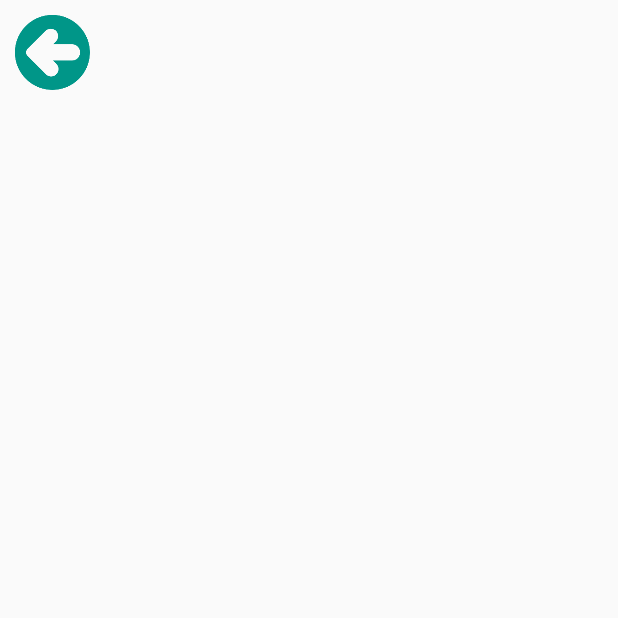
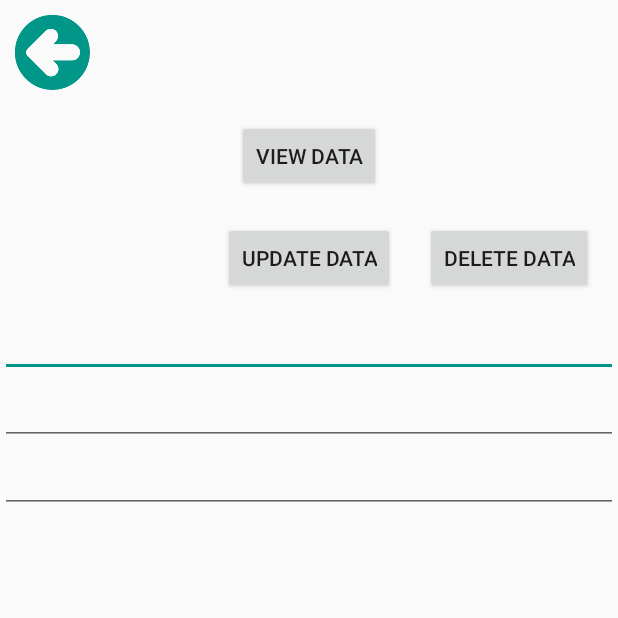
Before and after one commit to MishelK/Workout-Tracker, an Android app: the SettingsActivity screen opened directly, with no data from a screen before it, on a phone screen of 412 x 824 dp, the top half of it. Run offline under Robolectric (Android 15) with nearby library versions, the light colour scheme and no system bars.

Commit message:
Data Modification Functions Added
- Workouts added to the database can now be updated and deleted by using the "ID" unique key

```diff
--- a/app/src/main/java/com/example/workouttracker/SettingsActivity.java
+++ b/app/src/main/java/com/example/workouttracker/SettingsActivity.java
@@ -1,11 +1,15 @@
 package com.example.workouttracker;
 
 import android.content.Intent;
+import android.database.Cursor;
 import android.os.Bundle;
 import android.view.View;
 import android.widget.Button;
+import android.widget.EditText;
+import android.widget.Toast;
 
 import androidx.annotation.Nullable;
+import androidx.appcompat.app.AlertDialog;
 import androidx.appcompat.app.AppCompatActivity;
 
 public class SettingsActivity extends AppCompatActivity {
@@ -25,5 +29,82 @@ public class SettingsActivity extends AppCompatActivity {
             }
         });
 
+        final EditText etId = findViewById(R.id.et_update_id);
+        final EditText etName = findViewById(R.id.et_update_name);
+        final EditText etDesc = findViewById(R.id.et_update_desc);
+
+        //View all data section
+        Button btnViewAll = findViewById(R.id.btn_view_data);
+        btnViewAll.setOnClickListener(new View.OnClickListener() {
+            @Override
+            public void onClick(View v) {
+                Cursor result = DatabaseHelper.getInstance(SettingsActivity.this).getAllWorkoutData();
+
+                if(result.getCount() == 0) {
+                    showMessage("Error", "Nothing found");
+                    return;
+                }
+
+                StringBuffer buffer = new StringBuffer();
+                while (result.moveToNext()) { // will be false when we passed the last result
+
+                    buffer.append("Id : "+ result.getString(0)+ "\n");
+                    buffer.append("Name : "+ result.getString(1)+ "\n");
+                    buffer.append("Description : "+ result.getString(2)+ "\n\n");
+
+                }
+
+                showMessage("Data", buffer.toString());
+            }
+        });
+        //End of view all data section
+
+        //Update data section
+
+        Button btnUpdateData = findViewById(R.id.btn_update_data);
+        btnUpdateData.setOnClickListener(new View.OnClickListener() {
+            @Override
+            public void onClick(View v) {
+
+                boolean isUpdated = DatabaseHelper.getInstance(SettingsActivity.this).updateWorkout(etId.getText().toString(), etName.getText().toString(), etDesc.getText().toString());
+
+                if(isUpdated)
+                    Toast.makeText(SettingsActivity.this, "Update Successful", Toast.LENGTH_SHORT).show();
+                else
+                    Toast.makeText(SettingsActivity.this, "Update Failed", Toast.LENGTH_SHORT).show();
+
+            }
+        });
+
+        //End of update data section
+
+        //Delete data section
+
+        Button btnDeleteData = findViewById(R.id.btn_delete_data);
+        btnDeleteData.setOnClickListener(new View.OnClickListener() {
+            @Override
+            public void onClick(View v) {
+                boolean isDeleted = DatabaseHelper.getInstance(SettingsActivity.this).deleteWorkout(etId.getText().toString());
+
+                if(isDeleted)
+                    Toast.makeText(SettingsActivity.this, "Delete Successful", Toast.LENGTH_SHORT).show();
+                else
+                    Toast.makeText(SettingsActivity.this, "Delete Failed", Toast.LENGTH_SHORT).show();
+            }
+        });
+
+        //End of delete data section
+
     }
+
+    public void showMessage(String title, String message) {
+
+        AlertDialog.Builder builder = new AlertDialog.Builder(this);
+        builder.setCancelable(true);
+        builder.setTitle(title);
+        builder.setMessage(message);
+        builder.show();
+    }
+
+
 }
--- a/app/src/main/res/layout/activity_settings.xml
+++ b/app/src/main/res/layout/activity_settings.xml
@@ -11,4 +11,60 @@
         android:layout_marginVertical="10sp"
         android:id="@+id/btn_return_settings"/>
 
+
+    <Button
+        android:layout_width="wrap_content"
+        android:layout_height="wrap_content"
+        android:layout_marginHorizontal="10sp"
+        android:layout_marginVertical="10sp"
+        android:id="@+id/btn_view_data"
+        android:layout_below="@id/btn_return_settings"
+        android:layout_centerHorizontal="true"
+        android:text="View Data"/>
+
+    <Button
+        android:layout_width="wrap_content"
+        android:layout_height="wrap_content"
+        android:layout_marginHorizontal="10sp"
+        android:layout_marginVertical="10sp"
+        android:id="@+id/btn_update_data"
+        android:layout_below="@id/btn_view_data"
+        android:layout_centerHorizontal="true"
+        android:text="Update Data"/>
+
+    <Button
+        android:layout_width="wrap_content"
+        android:layout_height="wrap_content"
+        android:layout_marginHorizontal="10sp"
+        android:layout_marginVertical="10sp"
+        android:id="@+id/btn_delete_data"
+        android:layout_toRightOf="@id/btn_update_data"
+        android:layout_below="@id/btn_view_data"
+        android:layout_centerHorizontal="true"
+        android:text="Delete Data"/>
+
+    <EditText
+        android:layout_width="match_parent"
+        android:layout_height="wrap_content"
+        android:id="@+id/et_update_id"
+        android:layout_below="@id/btn_update_data"
+        android:layout_centerHorizontal="true"
+        />
+
+    <EditText
+        android:layout_width="match_parent"
+        android:layout_height="wrap_content"
+        android:id="@+id/et_update_name"
+        android:layout_below="@id/et_update_id"
+        android:layout_centerHorizontal="true"
+        />
+
+    <EditText
+        android:layout_width="match_parent"
+        android:layout_height="wrap_content"
+        android:id="@+id/et_update_desc"
+        android:layout_below="@id/et_update_name"
+        android:layout_centerHorizontal="true"
+        />
+
 </RelativeLayout>
```
Also changed, not shown: app/src/main/java/com/example/workouttracker/DatabaseHelper.java (+27 -0 lines).
